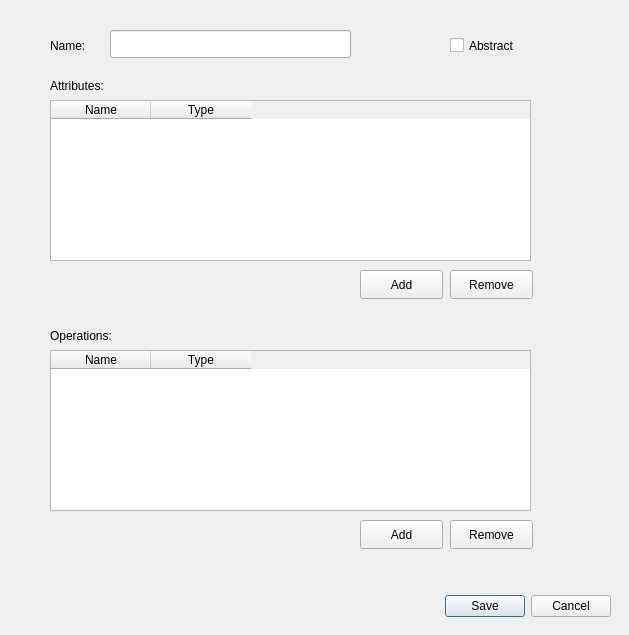
This is ModelForge/src/ui/dialogs/ClassEditDialog.ui in JoseBueno30/ModelForge as Qt 5 draws it before an edit. The edited form follows.
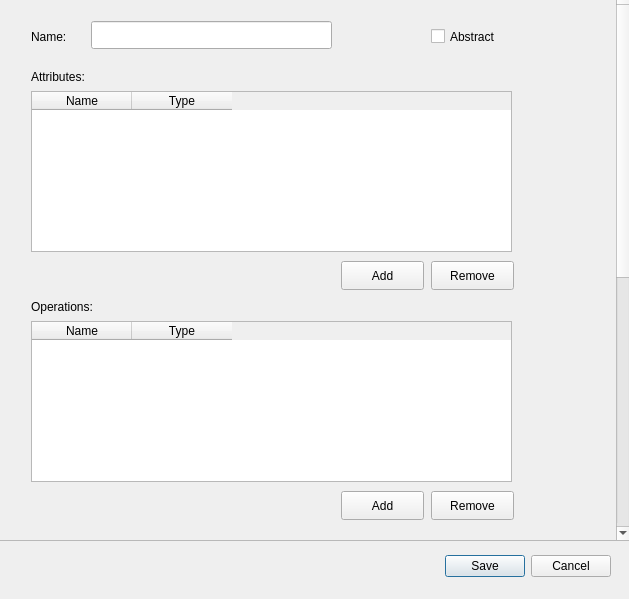
This is the edited form.

Commit message:
Add constraint editing support to ClassEditDialog
Introduces the ability to add, edit, and remove constraints in the ClassEditDialog. Adds a new ConstraintEditDialog with UI and logic for editing constraints, updates the class dialog UI to include a constraints table and related controls, and integrates constraint management into the dialog's workflow.

```diff
--- a/ModelForge/src/ui/dialogs/ClassEditDialog.ui
+++ b/ModelForge/src/ui/dialogs/ClassEditDialog.ui
@@ -7,7 +7,7 @@
     <x>0</x>
     <y>0</y>
     <width>629</width>
-    <height>635</height>
+    <height>599</height>
    </rect>
   </property>
   <property name="windowTitle">
@@ -17,7 +17,7 @@
    <property name="geometry">
     <rect>
      <x>270</x>
-     <y>590</y>
+     <y>550</y>
      <width>341</width>
      <height>32</height>
     </rect>
@@ -29,10 +29,70 @@
     <set>QDialogButtonBox::StandardButton::Cancel|QDialogButtonBox::StandardButton::Save</set>
    </property>
   </widget>
+  <widget class="QScrollArea" name="scrollArea">
+   <property name="geometry">
+    <rect>
+     <x>-10</x>
+     <y>-10</y>
+     <width>641</width>
+     <height>551</height>
+    </rect>
+   </property>
+   <property name="horizontalScrollBarPolicy">
+    <enum>Qt::ScrollBarPolicy::ScrollBarAlwaysOff</enum>
+   </property>
+   <property name="widgetResizable">
+    <bool>false</bool>
+   </property>
+   <widget class="QWidget" name="scrollAreaWidgetContents">
+    <property name="geometry">
+     <rect>
+      <x>0</x>
+      <y>-484</y>
+      <width>639</width>
+      <height>1049</height>
+     </rect>
+    </property>
+    <widget class="QCheckBox" name="isAbstractCheckBox">
+     <property name="geometry">
+      <rect>
+       <x>440</x>
+       <y>30</y>
+       <width>81</width>
+       <height>31</height>
+      </rect>
+     </property>
+     <property name="text">
+      <string>Abstract</string>
+     </property>
+    </widget>
+    <widget class="QLabel" name="label">
+     <property name="geometry">
+      <rect>
+       <x>40</x>
+       <y>30</y>
+       <width>51</width>
+       <height>31</height>
+      </rect>
+     </property>
+     <property name="text">
+      <string>Name:</string>
+     </property>
+    </widget>
+    <widget class="QLineEdit" name="classNameEdit">
+     <property name="geometry">
+      <rect>
+       <x>100</x>
+       <y>30</y>
+       <width>241</width>
+       <height>28</height>
+      </rect>
+     </property>
+    </widget>
   <widget class="QPushButton" name="removeAttributeButton">
    <property name="geometry">
     <rect>
-     <x>450</x>
+       <x>440</x>
      <y>270</y>
      <width>83</width>
      <height>29</height>
@@ -45,7 +105,7 @@
   <widget class="QLabel" name="label_2">
    <property name="geometry">
     <rect>
-     <x>50</x>
+       <x>40</x>
      <y>70</y>
      <width>81</width>
      <height>31</height>
@@ -55,46 +115,10 @@
     <string>Attributes:</string>
    </property>
   </widget>
-  <widget class="QLineEdit" name="classNameEdit">
-   <property name="geometry">
-    <rect>
-     <x>110</x>
-     <y>30</y>
-     <width>241</width>
-     <height>28</height>
-    </rect>
-   </property>
-  </widget>
-  <widget class="QLabel" name="label">
-   <property name="geometry">
-    <rect>
-     <x>50</x>
-     <y>30</y>
-     <width>51</width>
-     <height>31</height>
-    </rect>
-   </property>
-   <property name="text">
-    <string>Name:</string>
-   </property>
-  </widget>
-  <widget class="QPushButton" name="addAttributeButton">
-   <property name="geometry">
-    <rect>
-     <x>360</x>
-     <y>270</y>
-     <width>83</width>
-     <height>29</height>
-    </rect>
-   </property>
-   <property name="text">
-    <string>Add</string>
-   </property>
-  </widget>
   <widget class="QTableWidget" name="attributeTableWidget">
    <property name="geometry">
     <rect>
-     <x>50</x>
+       <x>40</x>
      <y>100</y>
      <width>481</width>
      <height>161</height>
@@ -120,40 +144,24 @@
     </property>
    </column>
   </widget>
-  <widget class="QTableWidget" name="operationTableWidget">
+    <widget class="QPushButton" name="addAttributeButton">
    <property name="geometry">
     <rect>
-     <x>50</x>
-     <y>350</y>
-     <width>481</width>
-     <height>161</height>
-    </rect>
-   </property>
-   <property name="gridStyle">
-    <enum>Qt::PenStyle::SolidLine</enum>
-   </property>
-   <attribute name="verticalHeaderVisible">
-    <bool>false</bool>
-   </attribute>
-   <attribute name="verticalHeaderHighlightSections">
-    <bool>false</bool>
-   </attribute>
-   <column>
+       <x>350</x>
+       <y>270</y>
+       <width>83</width>
+       <height>29</height>
+      </rect>
+     </property>
     <property name="text">
-     <string>Name</string>
-    </property>
-   </column>
-   <column>
-    <property name="text">
-     <string>Type</string>
-    </property>
-   </column>
+      <string>Add</string>
+     </property>
   </widget>
   <widget class="QLabel" name="label_3">
    <property name="geometry">
     <rect>
-     <x>50</x>
-     <y>320</y>
+       <x>40</x>
+       <y>300</y>
      <width>81</width>
      <height>31</height>
     </rect>
@@ -165,8 +173,8 @@
   <widget class="QPushButton" name="removeOperationButton">
    <property name="geometry">
     <rect>
-     <x>450</x>
-     <y>520</y>
+       <x>440</x>
+       <y>500</y>
      <width>83</width>
      <height>29</height>
     </rect>
@@ -175,11 +183,40 @@
     <string>Remove</string>
    </property>
   </widget>
+    <widget class="QTableWidget" name="operationTableWidget">
+     <property name="geometry">
+      <rect>
+       <x>40</x>
+       <y>330</y>
+       <width>481</width>
+       <height>161</height>
+      </rect>
+     </property>
+     <property name="gridStyle">
+      <enum>Qt::PenStyle::SolidLine</enum>
+     </property>
+     <attribute name="verticalHeaderVisible">
+      <bool>false</bool>
+     </attribute>
+     <attribute name="verticalHeaderHighlightSections">
+      <bool>false</bool>
+     </attribute>
+     <column>
+      <property name="text">
+       <string>Name</string>
+      </property>
+     </column>
+     <column>
+      <property name="text">
+       <string>Type</string>
+      </property>
+     </column>
+    </widget>
   <widget class="QPushButton" name="addOperationButton">
    <property name="geometry">
     <rect>
-     <x>360</x>
-     <y>520</y>
+       <x>350</x>
+       <y>500</y>
      <width>83</width>
      <height>29</height>
     </rect>
@@ -188,19 +225,136 @@
     <string>Add</string>
    </property>
   </widget>
-  <widget class="QCheckBox" name="isAbstractCheckBox">
+    <widget class="QTableWidget" name="selfAssociationsTableWidget">
    <property name="geometry">
     <rect>
-     <x>450</x>
-     <y>30</y>
+       <x>40</x>
+       <y>830</y>
+       <width>481</width>
+       <height>161</height>
+      </rect>
+     </property>
+     <property name="gridStyle">
+      <enum>Qt::PenStyle::SolidLine</enum>
+     </property>
+     <attribute name="verticalHeaderVisible">
+      <bool>false</bool>
+     </attribute>
+     <attribute name="verticalHeaderHighlightSections">
+      <bool>false</bool>
+     </attribute>
+     <column>
+      <property name="text">
+       <string>Name</string>
+      </property>
+     </column>
+     <column>
+      <property name="text">
+       <string>Type</string>
+      </property>
+     </column>
+    </widget>
+    <widget class="QPushButton" name="removeConstraintButton">
+     <property name="geometry">
+      <rect>
+       <x>440</x>
+       <y>770</y>
+       <width>83</width>
+       <height>29</height>
+      </rect>
+     </property>
+     <property name="text">
+      <string>Remove</string>
+     </property>
+    </widget>
+    <widget class="QTableWidget" name="constraintsTableWidget">
+     <property name="geometry">
+      <rect>
+       <x>40</x>
+       <y>600</y>
+       <width>481</width>
+       <height>161</height>
+      </rect>
+     </property>
+     <property name="gridStyle">
+      <enum>Qt::PenStyle::SolidLine</enum>
+     </property>
+     <property name="columnCount">
+      <number>2</number>
+     </property>
+     <attribute name="verticalHeaderVisible">
+      <bool>false</bool>
+     </attribute>
+     <attribute name="verticalHeaderHighlightSections">
+      <bool>false</bool>
+     </attribute>
+     <column>
+      <property name="text">
+       <string>Name</string>
+      </property>
+     </column>
+     <column>
+      <property name="text">
+       <string>is Existential</string>
+      </property>
+     </column>
+    </widget>
+    <widget class="QLabel" name="label_5">
+     <property name="geometry">
+      <rect>
+       <x>40</x>
+       <y>570</y>
      <width>81</width>
      <height>31</height>
     </rect>
    </property>
    <property name="text">
-    <string>Abstract</string>
-   </property>
-  </widget>
+      <string>Constraints:</string>
+     </property>
+    </widget>
+    <widget class="QPushButton" name="addConstraintButton">
+     <property name="geometry">
+      <rect>
+       <x>350</x>
+       <y>770</y>
+       <width>83</width>
+       <height>29</height>
+      </rect>
+     </property>
+     <property name="text">
+      <string>Add</string>
+     </property>
+    </widget>
+    <widget class="QLabel" name="label_4">
+     <property name="geometry">
+      <rect>
+       <x>40</x>
+       <y>800</y>
+       <width>101</width>
+       <height>31</height>
+      </rect>
+     </property>
+     <property name="text">
+      <string>Self associations:</string>
+     </property>
+    </widget>
+    <widget class="QPushButton" name="removeSelfAssociationButton">
+     <property name="geometry">
+      <rect>
+       <x>440</x>
+       <y>1000</y>
+       <width>83</width>
+       <height>29</height>
+      </rect>
+     </property>
+     <property name="text">
+      <string>Remove</string>
+     </property>
+    </widget>
+   </widget>
+  </widget>
+  <zorder>scrollArea</zorder>
+  <zorder>buttonBox</zorder>
  </widget>
  <resources/>
  <connections>
```
Lines whose indentation alone changed are shown as unchanged. The commit also changes 6 other files.
